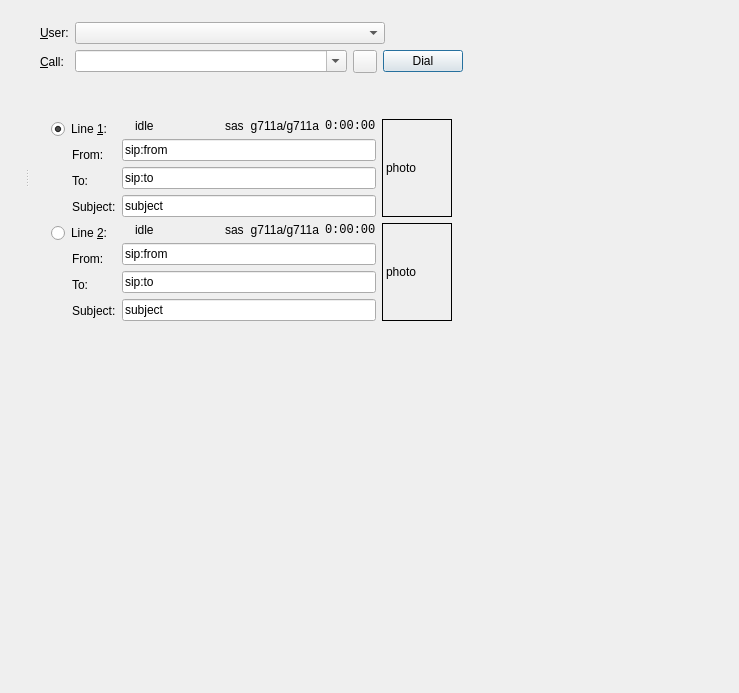
Above: src/gui/mphoneform.ui from LubosD/twinkle before the change. Below: the same form after it.
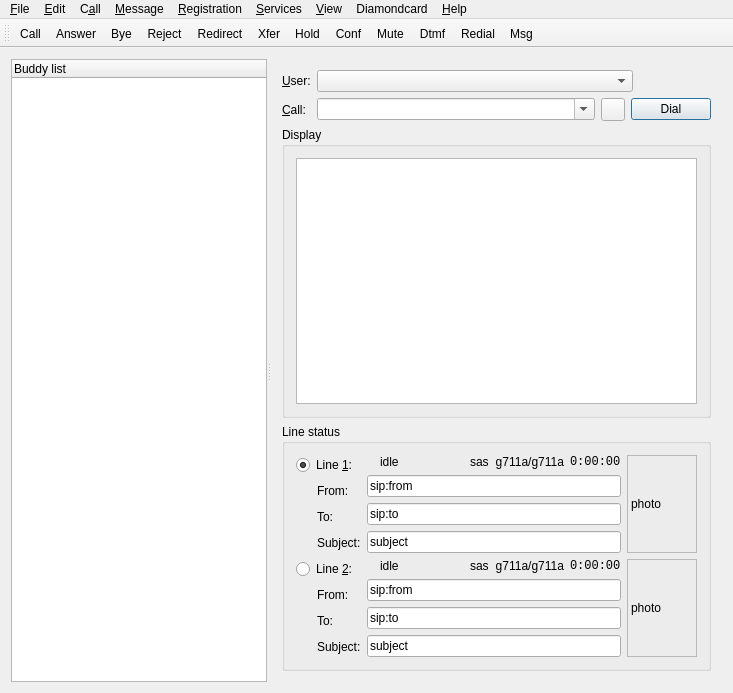
That is the form after the change. Icons and pictures are not drawn. Custom widgets are drawn as their Qt base class.

```diff
--- a/src/gui/mphoneform.ui
+++ b/src/gui/mphoneform.ui
@@ -1,7 +1,7 @@
 <?xml version="1.0" encoding="UTF-8"?>
 <ui version="4.0">
  <class>MphoneForm</class>
- <widget class="Q3MainWindow" name="MphoneForm">
+ <widget class="QMainWindow" name="MphoneForm">
   <property name="enabled">
    <bool>true</bool>
   </property>
@@ -9,7 +9,7 @@
    <rect>
     <x>0</x>
     <y>0</y>
-    <width>739</width>
+    <width>733</width>
     <height>693</height>
    </rect>
   </property>
@@ -38,21 +38,13 @@
    <bool>true</bool>
   </property>
   <widget class="QWidget" name="layoutWidget">
-   <property name="geometry">
-    <rect>
-     <x>0</x>
-     <y>0</y>
-     <width>485</width>
-     <height>354</height>
-    </rect>
-   </property>
    <layout class="QGridLayout">
     <item row="0" column="0">
      <widget class="QSplitter" name="splitter2">
       <property name="orientation">
        <enum>Qt::Horizontal</enum>
       </property>
-      <widget class="Q3ListView" name="buddyListView" native="true">
+      <widget class="QTreeWidget" name="buddyListView">
        <property name="sizePolicy">
         <sizepolicy hsizetype="Expanding" vsizetype="Expanding">
          <horstretch>150</horstretch>
@@ -71,6 +63,11 @@
        <property name="rootIsDecorated" stdset="0">
         <bool>true</bool>
        </property>
+       <column>
+        <property name="text">
+         <string>Buddy list</string>
+        </property>
+       </column>
       </widget>
       <widget class="QWidget" name="layout13">
        <layout class="QVBoxLayout">
@@ -269,7 +266,7 @@
          </layout>
         </item>
         <item>
-         <widget class="Q3GroupBox" name="displayGroupBox" native="true">
+         <widget class="QGroupBox" name="displayGroupBox">
           <property name="sizePolicy">
            <sizepolicy hsizetype="Preferred" vsizetype="Preferred">
             <horstretch>0</horstretch>
@@ -281,26 +278,26 @@
           </property>
           <layout class="QVBoxLayout">
            <item>
-            <widget class="Q3TextEdit" name="displayTextEdit" native="true">
+            <widget class="QTextEdit" name="displayTextEdit">
              <property name="sizePolicy">
               <sizepolicy hsizetype="Expanding" vsizetype="MinimumExpanding">
                <horstretch>0</horstretch>
                <verstretch>0</verstretch>
               </sizepolicy>
              </property>
+             <property name="readOnly">
+              <bool>true</bool>
+             </property>
              <property name="text" stdset="0">
               <string/>
              </property>
-             <property name="readOnly" stdset="0">
-              <bool>true</bool>
-             </property>
             </widget>
            </item>
           </layout>
          </widget>
         </item>
         <item>
-         <widget class="Q3ButtonGroup" name="lineButtonGroup" native="true">
+         <widget class="QGroupBox" name="lineButtonGroup">
           <property name="sizePolicy">
            <sizepolicy hsizetype="Preferred" vsizetype="Preferred">
             <horstretch>0</horstretch>
@@ -629,7 +626,7 @@
                 </size>
                </property>
                <property name="frameShape">
-                <enum>QFrame::Box</enum>
+                <enum>QFrame::StyledPanel</enum>
                </property>
                <property name="text">
                 <string comment="No need to translate">photo</string>
@@ -953,7 +950,7 @@
                 </size>
                </property>
                <property name="frameShape">
-                <enum>QFrame::Box</enum>
+                <enum>QFrame::StyledPanel</enum>
                </property>
                <property name="text">
                 <string comment="No need to translate">photo</string>
@@ -974,14 +971,9 @@
     </item>
    </layout>
   </widget>
-  <widget class="Q3ToolBar" name="callToolbar" native="true">
-   <property name="geometry">
-    <rect>
-     <x>0</x>
-     <y>0</y>
-     <width>100</width>
-     <height>30</height>
-    </rect>
+  <widget class="QToolBar" name="callToolbar">
+   <property name="toolButtonStyle">
+    <enum>Qt::ToolButtonTextUnderIcon</enum>
    </property>
    <property name="resizeEnabled" stdset="0">
     <bool>false</bool>
@@ -996,8 +988,14 @@
     <bool>true</bool>
    </property>
    <property name="label" stdset="0">
-    <string>Call Toolbar</string>
+    <string/>
    </property>
+   <attribute name="toolBarArea">
+    <enum>TopToolBarArea</enum>
+   </attribute>
+   <attribute name="toolBarBreak">
+    <bool>false</bool>
+   </attribute>
    <addaction name="callInvite"/>
    <addaction name="callAnswer"/>
    <addaction name="callBye"/>
@@ -1016,8 +1014,8 @@
     <rect>
      <x>0</x>
      <y>0</y>
-     <width>0</width>
-     <height>0</height>
+     <width>733</width>
+     <height>21</height>
     </rect>
    </property>
    <widget class="QMenu" name="fileMenu">
@@ -1783,40 +1781,6 @@
   </actiongroup>
  </widget>
  <layoutdefault spacing="6" margin="11"/>
- <pixmapfunction></pixmapfunction>
- <customwidgets>
-  <customwidget>
-   <class>Q3MainWindow</class>
-   <extends>QWidget</extends>
-   <header>q3mainwindow.h</header>
-   <container>1</container>
-  </customwidget>
-  <customwidget>
-   <class>Q3ListView</class>
-   <extends>QWidget</extends>
-   <header>q3listview.h</header>
-  </customwidget>
-  <customwidget>
-   <class>Q3GroupBox</class>
-   <extends>QWidget</extends>
-   <header>q3groupbox.h</header>
-  </customwidget>
-  <customwidget>
-   <class>Q3TextEdit</class>
-   <extends>QWidget</extends>
-   <header>q3textedit.h</header>
-  </customwidget>
-  <customwidget>
-   <class>Q3ButtonGroup</class>
-   <extends>QWidget</extends>
-   <header>q3buttongroup.h</header>
-  </customwidget>
-  <customwidget>
-   <class>Q3ToolBar</class>
-   <extends>QWidget</extends>
-   <header>q3toolbar.h</header>
-  </customwidget>
- </customwidgets>
  <tabstops>
   <tabstop>callComboBox</tabstop>
   <tabstop>addressToolButton</tabstop>
```
Left out of the diff: 137 changed lines with no effect on the pictures.
